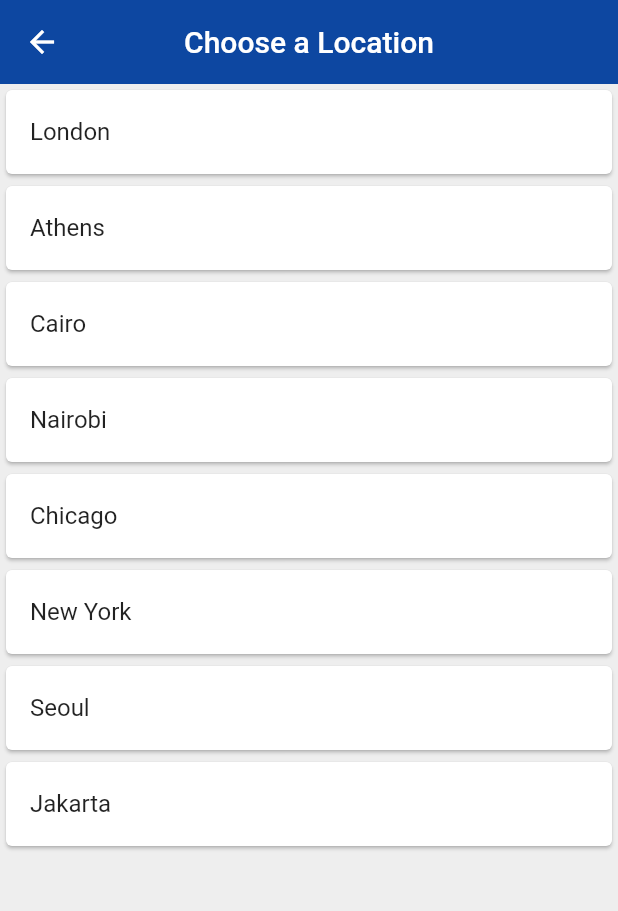
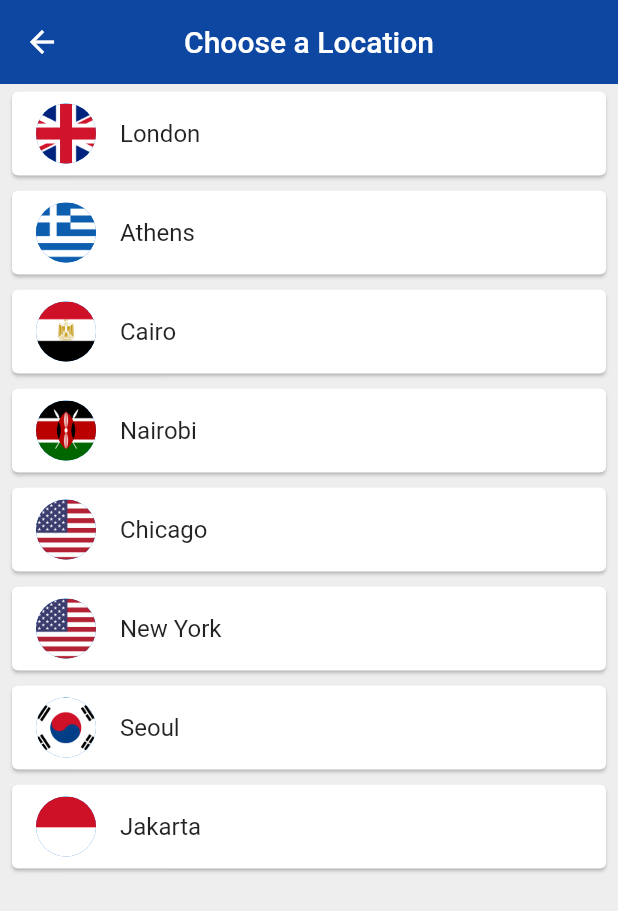
Before and after one commit to ChrisWongAtCUHK/world_time, a Flutter app: the ChooseLocation screen opened by its route, on a phone screen of 412 x 824 dp. Shown: the top 911 px of the screen. Run offline on Flutter 3.47's test engine with Material 2 defaults, Android fonts, the phone set to English and light mode, and no system bars; our stand-ins replace flutter_spinkit; network calls fail; statements that could not run were skipped.

Commit message:
Flutter Tutorial for Beginners #34 - List View Builder

```diff
--- a/lib/pages/choose_location.dart
+++ b/lib/pages/choose_location.dart
@@ -56,10 +56,17 @@ class _ChooseLocationState extends State<ChooseLocation> {
       body: ListView.builder(
         itemCount: locations.length,
         itemBuilder: (context, index) {
-          return Card(
-            child: ListTile(
-              onTap: () {},
-              title: Text(locations[index].location),
+          return Padding(
+            padding: const EdgeInsets.symmetric(vertical: 1.0, horizontal: 4.0),
+            child: Card(
+              child: ListTile(
+                onTap: () {},
+                title: Text(locations[index].location),
+                leading: CircleAvatar(
+                  backgroundImage:
+                      AssetImage('images/${locations[index].flag}'),
+                ),
+              ),
             ),
           );
         },
```
Also changed, not shown: images/egypt.png (added), images/germany.png (added), images/greece.png (added), images/indonesia.png (added), images/kenya.png (added), images/south_korea.png (added), images/uk.png (added), images/usa.png (added).
